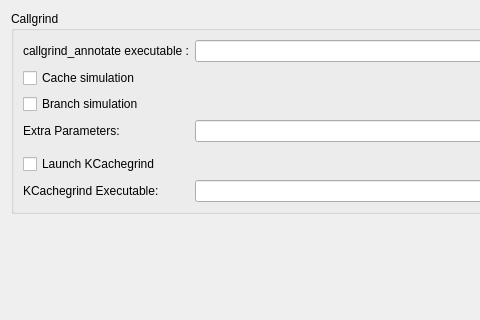
Old version of the form config/ui/callgrindconfig.ui in the repository KDE/kdev-valgrind; both pictures show x 0 to 480 and y 0 to 320 of the 669 by 475 pixel window.
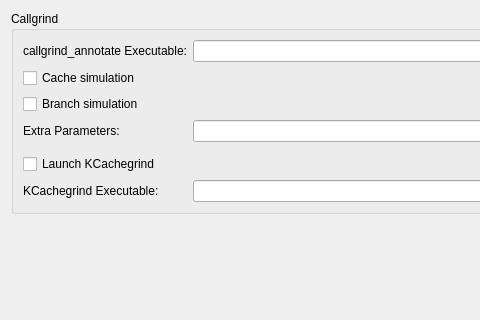
New version of the form. Custom widgets are drawn as their Qt base class.

What changed in the file:
```diff
--- a/config/ui/callgrindconfig.ui
+++ b/config/ui/callgrindconfig.ui
@@ -44,7 +44,7 @@
       <item row="2" column="0">
        <widget class="QLabel" name="label_3">
         <property name="text">
-         <string>callgrind_annotate executable :</string>
+         <string>callgrind_annotate Executable:</string>
         </property>
        </widget>
       </item>
```
